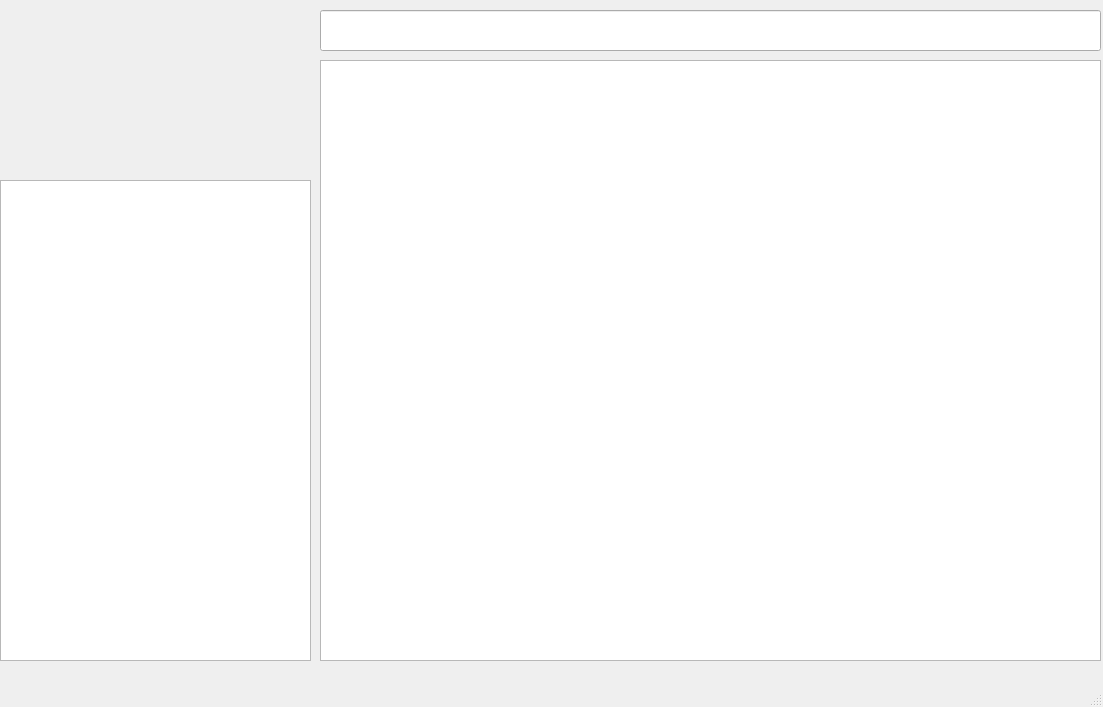
Fennel1/C_database, file mainwindow.ui: the form before one commit.
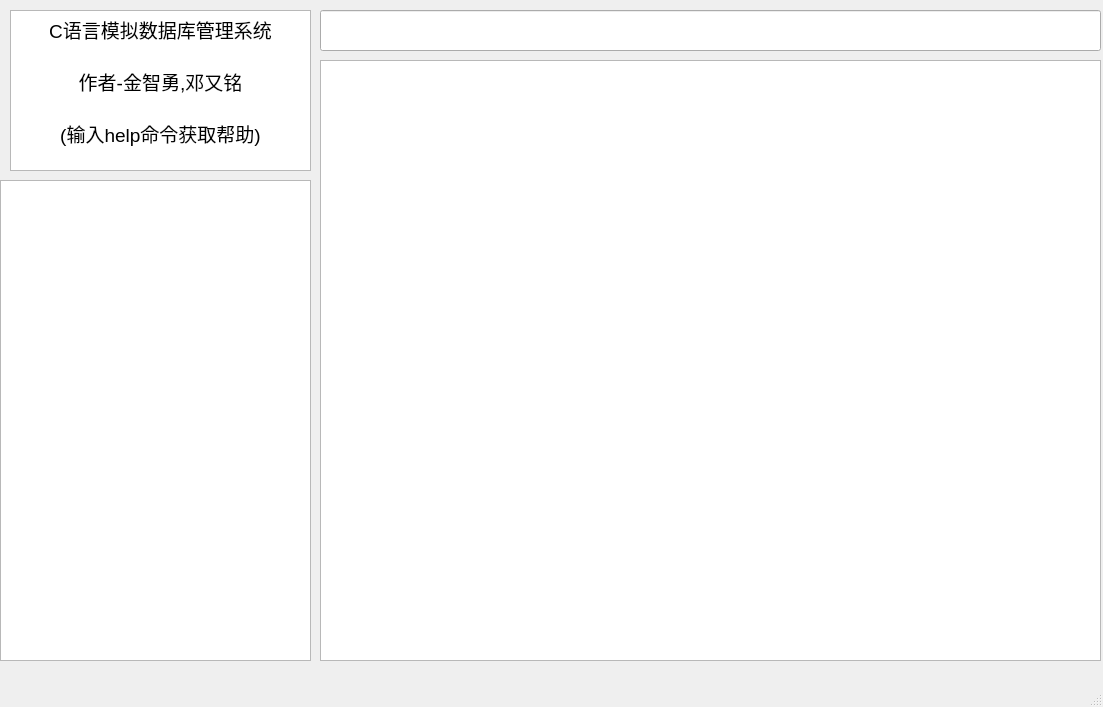
The form after the commit.

```diff
--- a/mainwindow.ui
+++ b/mainwindow.ui
@@ -44,6 +44,27 @@
      </rect>
     </property>
    </widget>
+   <widget class="QTextEdit" name="textEdit">
+    <property name="geometry">
+     <rect>
+      <x>10</x>
+      <y>10</y>
+      <width>301</width>
+      <height>161</height>
+     </rect>
+    </property>
+    <property name="html">
+     <string>&lt;!DOCTYPE HTML PUBLIC &quot;-//W3C//DTD HTML 4.0//EN&quot; &quot;http://www.w3.org/TR/REC-html40/strict.dtd&quot;&gt;
+&lt;html&gt;&lt;head&gt;&lt;meta name=&quot;qrichtext&quot; content=&quot;1&quot; /&gt;&lt;style type=&quot;text/css&quot;&gt;
+p, li { white-space: pre-wrap; }
+&lt;/style&gt;&lt;/head&gt;&lt;body style=&quot; font-family:'Noto Sans'; font-size:10pt; font-weight:400; font-style:normal;&quot;&gt;
+&lt;p align=&quot;center&quot; style=&quot; margin-top:0px; margin-bottom:0px; margin-left:0px; margin-right:0px; -qt-block-indent:0; text-indent:0px;&quot;&gt;&lt;span style=&quot; font-size:14pt;&quot;&gt;C语言模拟数据库管理系统&lt;/span&gt;&lt;/p&gt;
+&lt;p align=&quot;center&quot; style=&quot;-qt-paragraph-type:empty; margin-top:0px; margin-bottom:0px; margin-left:0px; margin-right:0px; -qt-block-indent:0; text-indent:0px; font-size:14pt;&quot;&gt;&lt;br /&gt;&lt;/p&gt;
+&lt;p align=&quot;center&quot; style=&quot; margin-top:0px; margin-bottom:0px; margin-left:0px; margin-right:0px; -qt-block-indent:0; text-indent:0px;&quot;&gt;&lt;span style=&quot; font-size:14pt;&quot;&gt;作者-金智勇,邓又铭&lt;/span&gt;&lt;/p&gt;
+&lt;p align=&quot;center&quot; style=&quot;-qt-paragraph-type:empty; margin-top:0px; margin-bottom:0px; margin-left:0px; margin-right:0px; -qt-block-indent:0; text-indent:0px; font-size:14pt;&quot;&gt;&lt;br /&gt;&lt;/p&gt;
+&lt;p align=&quot;center&quot; style=&quot; margin-top:0px; margin-bottom:0px; margin-left:0px; margin-right:0px; -qt-block-indent:0; text-indent:0px;&quot;&gt;&lt;span style=&quot; font-size:14pt;&quot;&gt;(输入help命令获取帮助)&lt;/span&gt;&lt;/p&gt;&lt;/body&gt;&lt;/html&gt;</string>
+    </property>
+   </widget>
   </widget>
   <widget class="QMenuBar" name="menubar">
    <property name="geometry">
```
